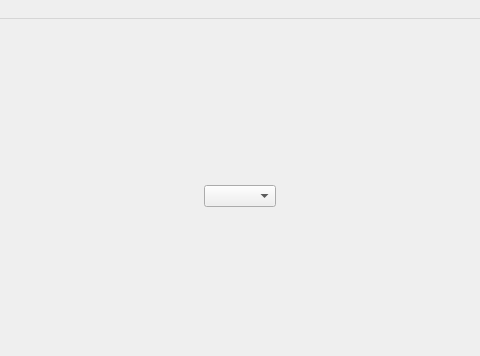
This is src/ui/main.ui in Debaq/fisioaccess-pc as Qt 5 draws it before an edit; both pictures show x 202 to 682 and y 0 to 356 of the 800 by 600 pixel window. The edited form follows.
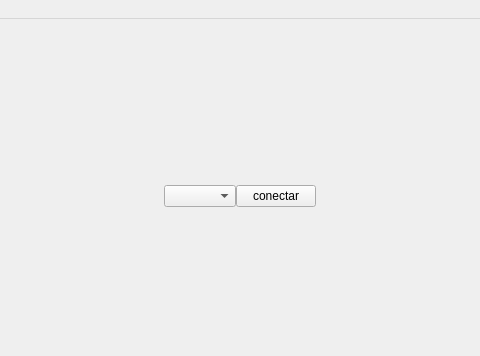
This is the edited form.

Commit message: cambios en el ui

Patch:
```diff
--- a/src/ui/main.ui
+++ b/src/ui/main.ui
@@ -79,6 +79,16 @@
        <item>
         <widget class="QComboBox" name="serial_list"/>
        </item>
+       <item>
+        <widget class="QPushButton" name="btn_connect">
+         <property name="text">
+          <string>conectar</string>
+         </property>
+         <property name="checkable">
+          <bool>true</bool>
+         </property>
+        </widget>
+       </item>
        <item>
         <spacer name="horizontalSpacer_2">
          <property name="orientation">
```
The commit also changes 2 other files.
